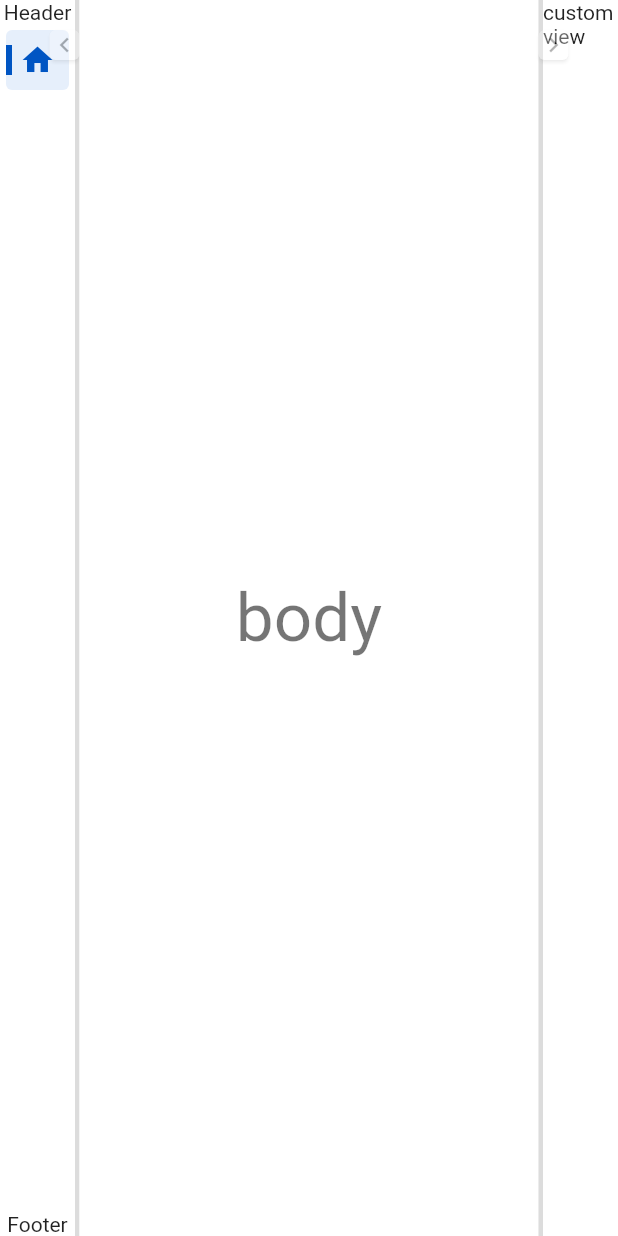
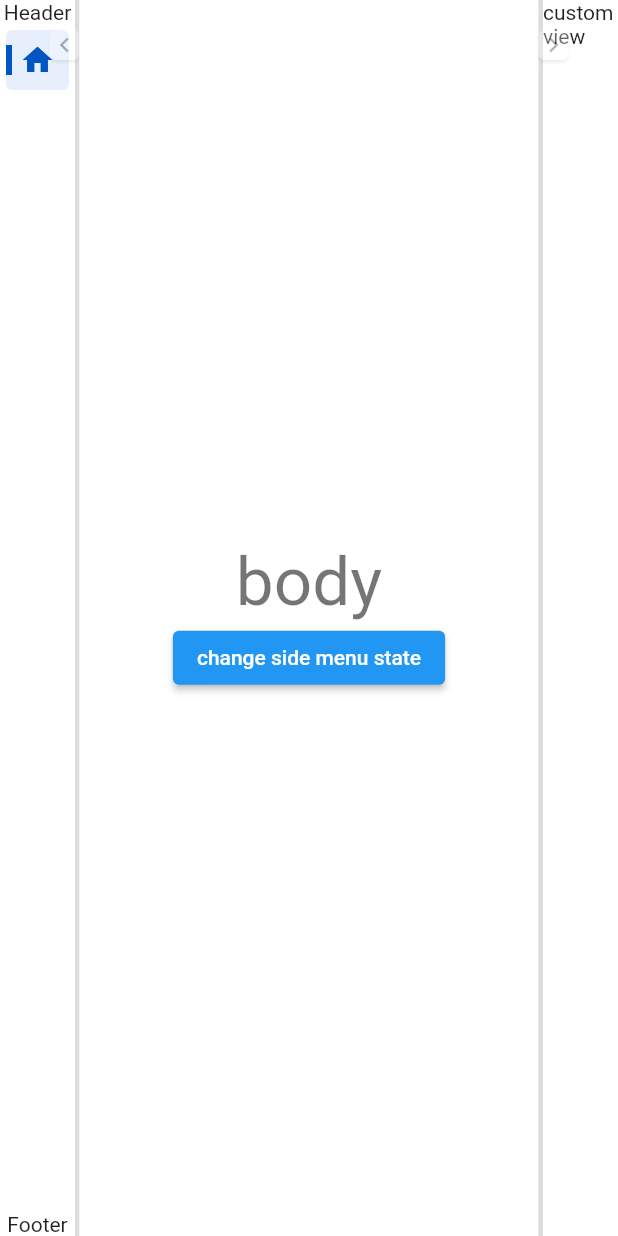
Before and after one commit to resfandiari/flutter_side_menu, a Flutter app: the screen it shows after launch, on a phone screen of 412 x 824 dp. Run offline on Flutter 3.47's test engine with Material 2 defaults, Android fonts, the phone set to English and light mode, and no system bars; our stand-ins replace auto_size_text, badges, simple_animations.

Commit message:
Add controller

```diff
--- a/example/lib/main.dart
+++ b/example/lib/main.dart
@@ -13,6 +13,8 @@ class MyApp extends StatefulWidget {
 }
 
 class _MyAppState extends State<MyApp> {
+  final _controller = SideMenuController();
+
   @override
   Widget build(BuildContext context) {
     return MaterialApp(
@@ -25,6 +27,7 @@ class _MyAppState extends State<MyApp> {
         body: Row(
           children: [
             SideMenu(
+              controller: _controller,
               builder: (isOpen) {
                 return SideMenuBodyData(
                   header: const Text('Header'),
@@ -43,11 +46,21 @@ class _MyAppState extends State<MyApp> {
             Expanded(
               child: Container(
                 color: Colors.white,
-                child: Center(
-                  child: Text(
-                    'body',
-                    style: Theme.of(context).textTheme.displaySmall,
-                  ),
+                child: Column(
+                  crossAxisAlignment: CrossAxisAlignment.center,
+                  mainAxisAlignment: MainAxisAlignment.center,
+                  children: [
+                    Text(
+                      'body',
+                      style: Theme.of(context).textTheme.displaySmall,
+                    ),
+                    ElevatedButton(
+                      onPressed: () {
+                        _controller.toggle();
+                      },
+                      child: const Text('change side menu state'),
+                    )
+                  ],
                 ),
               ),
             ),
--- a/lib/flutter_side_menu.dart
+++ b/lib/flutter_side_menu.dart
@@ -8,3 +8,4 @@ export './src/component/resizer.dart';
 export './src/side_menu_position.dart';
 export './src/side_menu_body.dart';
 export './src/item/side_menu_item.dart';
+export './src/side_menu_controller.dart';
--- a/lib/src/side_menu.dart
+++ b/lib/src/side_menu.dart
@@ -2,6 +2,7 @@ import 'package:flutter/material.dart';
 import 'package:flutter_side_menu/src/component/resizer.dart';
 import 'package:flutter_side_menu/src/component/resizer_toggle.dart';
 import 'package:flutter_side_menu/src/side_menu_body.dart';
+import 'package:flutter_side_menu/src/side_menu_controller.dart';
 import 'package:flutter_side_menu/src/side_menu_mode.dart';
 import 'package:flutter_side_menu/src/side_menu_position.dart';
 import 'package:flutter_side_menu/src/side_menu_priority.dart';
@@ -14,6 +15,7 @@ class SideMenu extends StatefulWidget {
   const SideMenu({
     Key? key,
     required this.builder,
+    this.controller,
     this.mode = SideMenuMode.auto,
     this.priority = SideMenuPriority.mode,
     this.position = SideMenuPosition.left,
@@ -31,6 +33,7 @@ class SideMenu extends StatefulWidget {
         super(key: key);
 
   final SideMenuBuilder builder;
+  final SideMenuController? controller;
   final SideMenuMode mode;
   final SideMenuPriority priority;
   final SideMenuPosition position;
@@ -46,6 +49,35 @@ class SideMenu extends StatefulWidget {
 
 class _SideMenuState extends State<SideMenu> with SideMenuWidthMixin {
   double _currentWidth = Constants.zeroWidth;
+
+  @override
+  void initState() {
+    if (widget.controller != null) {
+      widget.controller?.open = _openMenu;
+      widget.controller?.close = _closeMenu;
+      widget.controller?.toggle = _toggleMenu;
+    }
+    super.initState();
+  }
+
+  void _openMenu() {
+    setState(() {
+      _currentWidth = widget.maxWidth;
+    });
+  }
+
+  void _closeMenu() {
+    setState(() {
+      _currentWidth = widget.minWidth;
+    });
+  }
+
+  void _toggleMenu() {
+    setState(() {
+      _currentWidth =
+          _currentWidth == widget.minWidth ? widget.maxWidth : widget.minWidth;
+    });
+  }
 
   @override
   void didUpdateWidget(covariant SideMenu oldWidget) {
@@ -161,13 +193,7 @@ class _SideMenuState extends State<SideMenu> with SideMenuWidthMixin {
       data: widget.resizerToggleData,
       rightArrow: _currentWidth == widget.minWidth,
       leftPosition: widget.position == SideMenuPosition.left,
-      onTap: () {
-        setState(() {
-          _currentWidth = _currentWidth == widget.minWidth
-              ? widget.maxWidth
-              : widget.minWidth;
-        });
-      },
+      onTap: () => _toggleMenu(),
     );
   }
 
--- /dev/null
+++ b/lib/src/side_menu_controller.dart
@@ -0,0 +1,5 @@
+class SideMenuController{
+  late void Function() open;
+  late void Function() close;
+  late void Function() toggle;
+}
```
